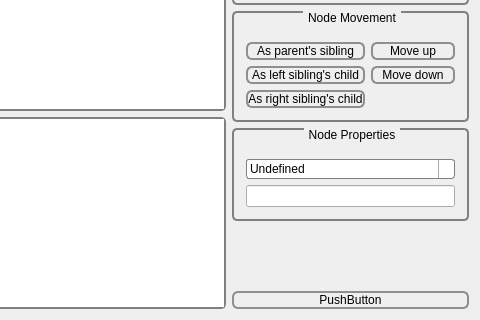
Above: trunk/qt-frontend/QtQuatschEditor/forms/qtquatscheditor.ui from phresnel/picogen before the change; both pictures show x 238 to 718 and y 219 to 539 of the 718 by 539 pixel window. Below: the same form after it.
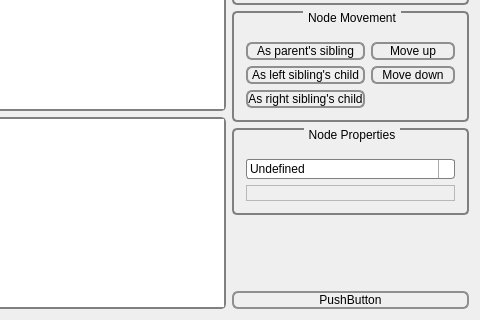
That is the form after the change. Icons and pictures are not drawn.

```diff
--- a/trunk/qt-frontend/QtQuatschEditor/forms/qtquatscheditor.ui
+++ b/trunk/qt-frontend/QtQuatschEditor/forms/qtquatscheditor.ui
@@ -532,12 +532,21 @@
          </widget>
         </item>
         <item>
-         <widget class="QLineEdit" name="lineEdit">
-          <property name="sizePolicy">
-           <sizepolicy hsizetype="Preferred" vsizetype="Fixed">
-            <horstretch>0</horstretch>
-            <verstretch>0</verstretch>
-           </sizepolicy>
+         <widget class="QLabel" name="helpText">
+          <property name="frameShape">
+           <enum>QFrame::StyledPanel</enum>
+          </property>
+          <property name="frameShadow">
+           <enum>QFrame::Plain</enum>
+          </property>
+          <property name="text">
+           <string/>
+          </property>
+          <property name="textFormat">
+           <enum>Qt::RichText</enum>
+          </property>
+          <property name="wordWrap">
+           <bool>true</bool>
           </property>
          </widget>
         </item>
```
Left out of the diff: 30 changed lines with no effect on the pictures.
